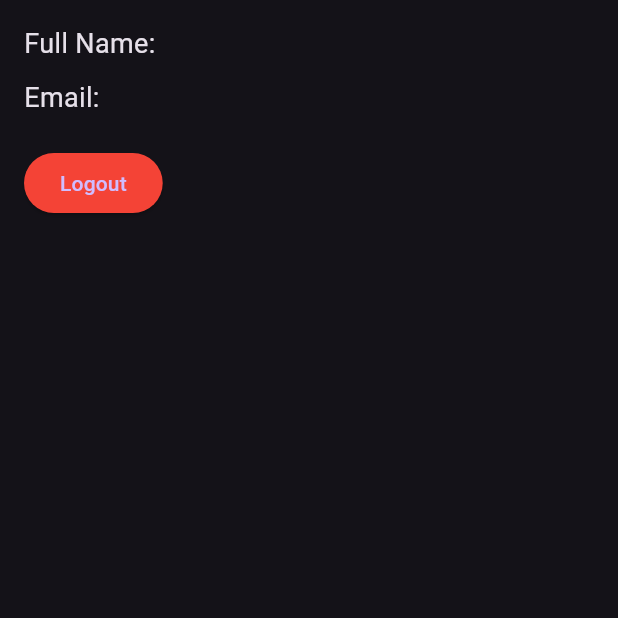
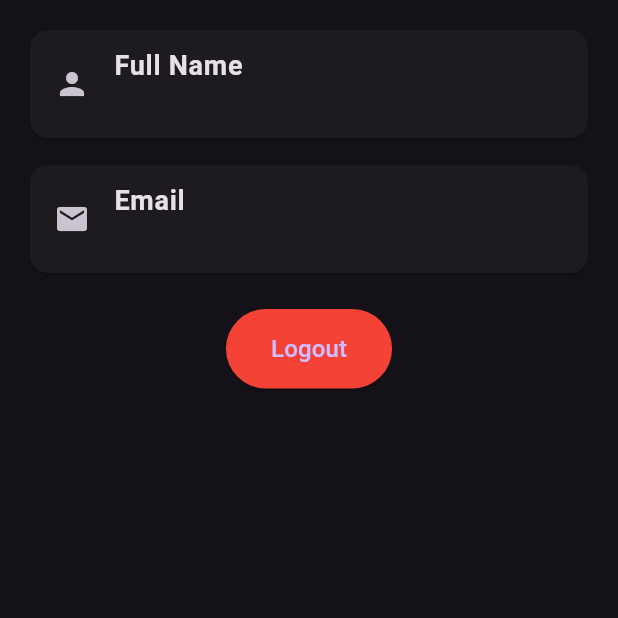
Before and after one commit to chirag640/Flutter-splitWiseClone, a Flutter app: the UserProfileScreen screen opened by its route, on a phone screen of 412 x 824 dp, the top half of it. Run offline on Flutter 3.47's test engine with Material 3 defaults, Android fonts, the phone set to English and light mode, and no system bars; our stand-ins replace cloud_firestore, firebase_auth, firebase_core; accounts and stored records are empty.

Commit message:
made changes in profile screen

```diff
--- a/lib/widgets/expenses_list.dart
+++ b/lib/widgets/expenses_list.dart
@@ -24,7 +24,7 @@ class _ExpensesListState extends State<ExpensesList> {
 
     return StreamBuilder<QuerySnapshot>(
       stream:
-          _expensesCollection.where('userId', isEqualTo: user.uid).snapshots(),
+          _expensesCollection.where('paidBy', isEqualTo: user.uid).snapshots(),
       builder: (context, snapshot) {
         if (snapshot.hasError) {
           return Center(child: Text('Error: ${snapshot.error}'));
@@ -54,7 +54,7 @@ class _ExpensesListState extends State<ExpensesList> {
                     fontWeight: FontWeight.bold,
                     color: Colors.white),
               ),
-              subtitle: Text('Amount: \$${expense.amount.toStringAsFixed(2)}'),
+              subtitle: Text('Amount: ${expense.amount.toStringAsFixed(2)}'),
               trailing: IconButton(
                 icon: Icon(Icons.delete),
                 onPressed: () async {
--- a/lib/widgets/group_details.dart
+++ b/lib/widgets/group_details.dart
@@ -38,7 +38,7 @@ class _GroupDetailsScreenState extends State<GroupDetailsScreen> {
         final memberData = {
           'id': memberId,
           'email': email,
-          'fullName': user['fullName'],
+          'fullName': user['displayName'],
           'balance': 0.0, // Initialize balance to 0
         };
         await FirebaseFirestore.instance
--- a/lib/widgets/user_profile.dart
+++ b/lib/widgets/user_profile.dart
@@ -22,6 +22,7 @@ class UserProfileScreen extends StatelessWidget {
   @override
   Widget build(BuildContext context) {
     return Scaffold(
+
       body: FutureBuilder<Map<String, dynamic>?>(
         future: _getUserData(),
         builder: (context, snapshot) {
@@ -36,23 +37,41 @@ class UserProfileScreen extends StatelessWidget {
           }
 
           final userData = snapshot.data!;
-          return Padding(
+          return SingleChildScrollView(
+            child: Padding(
               padding: const EdgeInsets.all(16.0),
               child: Column(
                 crossAxisAlignment: CrossAxisAlignment.start,
                 children: [
-                Text('Full Name: ${userData['displayName']}', style: TextStyle(fontSize: 18)),
+
+                  Card(
+                    child: ListTile(
+                      leading: Icon(Icons.person),
+                      title: Text('Full Name', style: TextStyle(fontSize: 18, fontWeight: FontWeight.bold)),
+                      subtitle: Text(userData['displayName'], style: TextStyle(fontSize: 16)),
+                    ),
+                  ),
                   SizedBox(height: 10),
-                Text('Email: ${userData['email']}', style: TextStyle(fontSize: 18)),
+                  Card(
+                    child: ListTile(
+                      leading: Icon(Icons.email),
+                      title: Text('Email', style: TextStyle(fontSize: 18, fontWeight: FontWeight.bold)),
+                      subtitle: Text(userData['email'], style: TextStyle(fontSize: 16)),
+                    ),
+                  ),
                   SizedBox(height: 20),
-                ElevatedButton(
+                  Center(
+                    child: ElevatedButton(
                       onPressed: () => _logout(context),
                       style: ElevatedButton.styleFrom(
                         backgroundColor: Colors.red,
+                        padding: EdgeInsets.symmetric(horizontal: 30, vertical: 15),
                       ),
-                  child: const Text('Logout'),
+                      child: const Text('Logout', style: TextStyle(fontSize: 16)),
+                    ),
                   ),
                 ],
+              ),
             ),
           );
         },
```
Also changed, not shown: lib/widgets/add_expenses.dart (+9 -2 lines), lib/widgets/add_group.dart (+33 -24 lines). Lines whose indentation alone changed are shown as unchanged.
